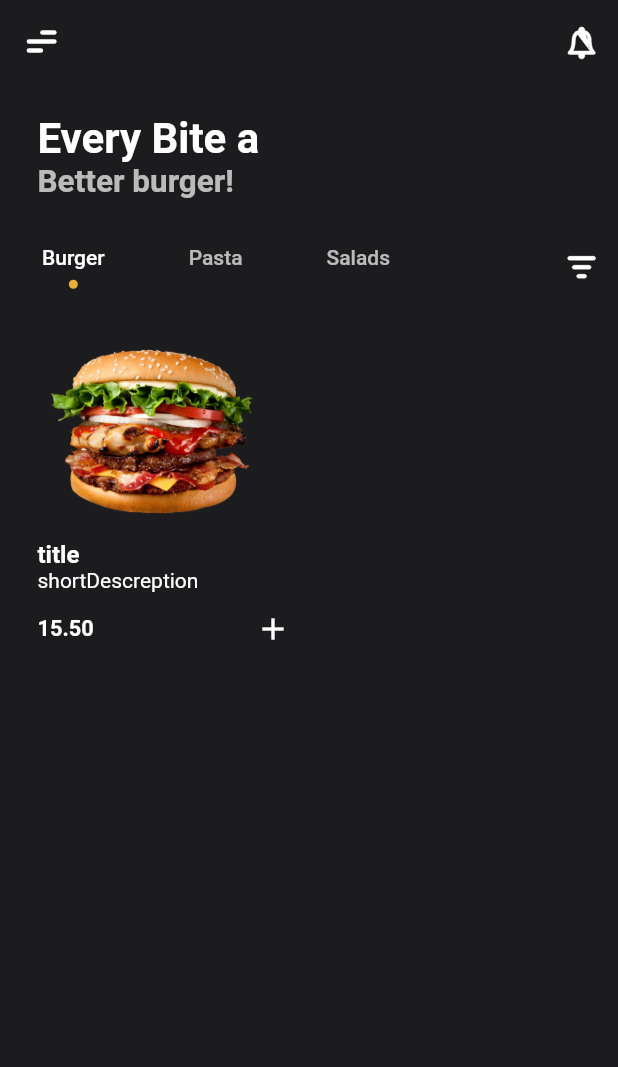
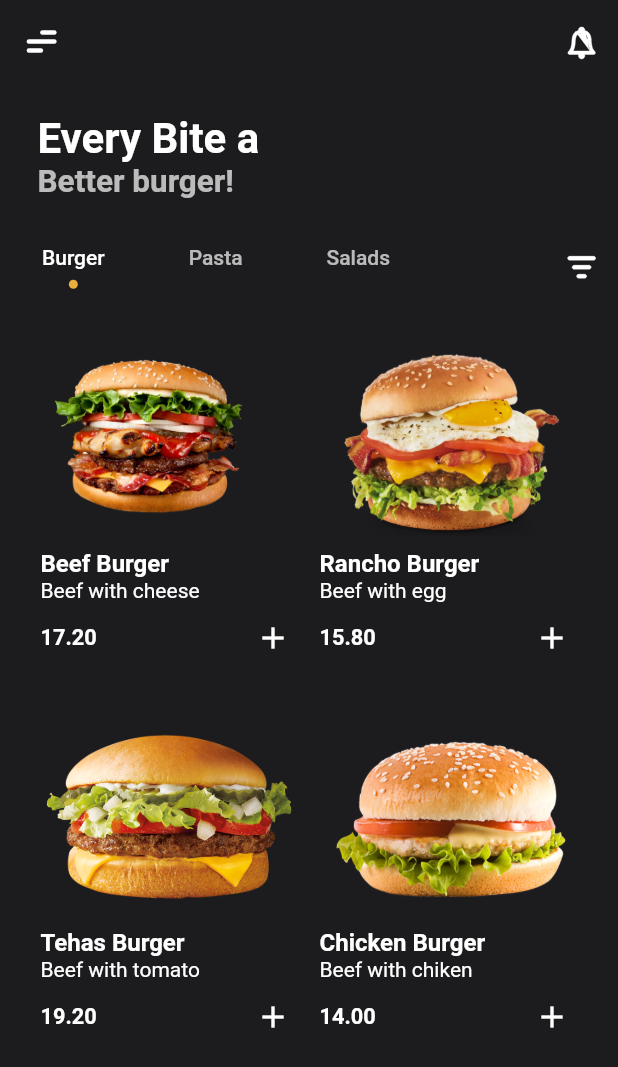
Before and after one commit to nesyou01/flutter_burger_app, a Flutter app: the screen it shows after launch, on a phone screen of 412 x 824 dp. Shown: the top 1067 px of the screen. Run offline on Flutter 3.47's test engine with Material 2 defaults, Android fonts, the phone set to English and light mode, and no system bars; our stand-ins replace flutter_svg.

Commit message:
Add products screen

```diff
--- a/lib/config/theme.dart
+++ b/lib/config/theme.dart
@@ -3,6 +3,21 @@ import 'package:flutter/material.dart';
 
 final ThemeData appTheme = ThemeData(
   brightness: Brightness.dark,
+  textButtonTheme: TextButtonThemeData(
+    style: TextButton.styleFrom(
+      primary: Colors.white,
+      backgroundColor: kBlackColor,
+      shape: CircleBorder(),
+    ),
+  ),
+  elevatedButtonTheme: ElevatedButtonThemeData(
+    style: ElevatedButton.styleFrom(
+      primary: Colors.transparent,
+      shadowColor: Colors.transparent,
+      shape: StadiumBorder(),
+    ),
+
+  ),
   scaffoldBackgroundColor: kDarkColor,
   appBarTheme: AppBarTheme(
     backgroundColor: kDarkColor,
@@ -13,10 +28,17 @@ final ThemeData appTheme = ThemeData(
       fontSize: 28,
       fontWeight: FontWeight.w700,
       color: Colors.white,
-    ),headline5: TextStyle(
+    ),
+    headline5: TextStyle(
       fontSize: 16,
       fontWeight: FontWeight.w700,
       color: Colors.white,
+    ),
+    headline6: TextStyle(
+      fontSize: 16,
+      fontWeight: FontWeight.w300,
+      color: Colors.white,
+      letterSpacing: 0.8,
     ),
     headline2: TextStyle(
       fontSize: 21,
--- a/lib/constants/colors.dart
+++ b/lib/constants/colors.dart
@@ -1,4 +1,5 @@
 import 'package:flutter/material.dart';
 
 const Color kDarkColor = Color(0xFF1C1C1F);
+const Color kBlackColor = Color(0xFF19191D);
 const Color kYellowColor = Color(0xFFE8AF3D);
--- a/lib/main.dart
+++ b/lib/main.dart
@@ -3,7 +3,7 @@ import 'package:flutter/services.dart';
 import 'config/theme.dart';
 import 'package:flutter/material.dart';
 
-import 'ui/screens/home/home_screen.dart';
+import 'ui/screens/home_screen.dart';
 
 void main() {
   SystemChrome.setSystemUIOverlayStyle(
--- a/lib/models/food_category_model.dart
+++ b/lib/models/food_category_model.dart
@@ -14,12 +14,37 @@ List<FoodCategory> food = [
   FoodCategory(
     meals: [
       Meal(
-        description: "description",
+        description:
+            "Irure exercitation occaecat ut est fugiat velit aliquip cupidatat enim ut irure nostrud do. Magna velit ipsum ut fugiat adipisicing cupidatat aute consequat id eu irure ad. Reprehenderit eiusmod ad .",
         cover: "test.png",
-        price: 15.5,
-        shortDescreption: "shortDescreption",
-        title: "title",
-      )
+        price: 17.2,
+        shortDescreption: "Beef with cheese",
+        title: "Beef Burger",
+      ),
+      Meal(
+        description:
+            "Irure exercitation occaecat ut est fugiat velit aliquip cupidatat enim ut irure nostrud do. Magna velit ipsum ut fugiat adipisicing cupidatat aute consequat id eu irure ad. Reprehenderit eiusmod ad .",
+        cover: "burger_1.png",
+        price: 15.8,
+        shortDescreption: "Beef with egg",
+        title: "Rancho Burger",
+      ),
+      Meal(
+        description:
+            "Irure exercitation occaecat ut est fugiat velit aliquip cupidatat enim ut irure nostrud do. Magna velit ipsum ut fugiat adipisicing cupidatat aute consequat id eu irure ad. Reprehenderit eiusmod ad .",
+        cover: "burger_2.png",
+        price: 19.2,
+        shortDescreption: "Beef with tomato",
+        title: "Tehas Burger",
+      ),
+      Meal(
+        description:
+            "Irure exercitation occaecat ut est fugiat velit aliquip cupidatat enim ut irure nostrud do. Magna velit ipsum ut fugiat adipisicing cupidatat aute consequat id eu irure ad. Reprehenderit eiusmod ad .",
+        cover: "burger.png",
+        price: 14,
+        shortDescreption: "Beef with chiken",
+        title: "Chicken Burger",
+      ),
     ],
     name: "Burger",
   ),
--- a/lib/ui/screens/home/home_screen.dart
+++ b/lib/ui/screens/home_screen.dart
@@ -1,7 +1,8 @@
+import 'package:burger/ui/screens/meal_screen.dart';
 import 'package:burger/ui/widgets/dot_indicator.dart';
 import 'package:burger/ui/widgets/meal_card.dart';
 
-import '../../../models/food_category_model.dart';
+import '../../models/food_category_model.dart';
 import 'package:flutter/material.dart';
 import 'package:flutter_svg/flutter_svg.dart';
 
@@ -49,28 +50,7 @@ class HomeScreen extends StatelessWidget {
                 ],
               ),
             ),
-            Row(
-              mainAxisAlignment: MainAxisAlignment.spaceBetween,
-              children: [
-                Theme(
-                  data: ThemeData(
-                    highlightColor: Colors.transparent,
-                    splashColor: Colors.transparent,
-                  ),
-                  child: TabBar(
-                    tabs: food.map((e) => Text(e.name)).toList(),
-                    indicator: DotIndicator(),
-                    indicatorWeight: 13,
-                    labelPadding: EdgeInsets.symmetric(horizontal: 28),
-                    isScrollable: true,
-                  ),
-                ),
-                IconButton(
-                  onPressed: () {},
-                  icon: SvgPicture.asset('assets/icons/filter.svg'),
-                ),
-              ],
-            ),
+            const TabBarItems(),
             Expanded(
               child: TabBarView(
                 physics: BouncingScrollPhysics(),
@@ -78,15 +58,30 @@ class HomeScreen extends StatelessWidget {
                   if (e.meals.isNotEmpty) {
                     return GridView.count(
                       physics: BouncingScrollPhysics(),
-                      padding: const EdgeInsets.symmetric(horizontal: 25)
+                      padding: const EdgeInsets.symmetric(horizontal: 20)
                           .copyWith(top: 15),
                       crossAxisCount: 2,
                       childAspectRatio: 0.8,
                       mainAxisSpacing: 20,
                       children: e.meals
                           .map(
-                            (e) => MealCard(
-                              meal: e,
+                            (e) => Material(
+                              color: Colors.transparent,
+                              child: InkWell(
+                                highlightColor: Colors.transparent,
+                                borderRadius: BorderRadius.circular(10),
+                                onTap: () => Navigator.push(
+                                  context,
+                                  MaterialPageRoute(
+                                    builder: (_) => MealScreen(
+                                      meal: e,
+                                    ),
+                                  ),
+                                ),
+                                child: MealCard(
+                                  meal: e,
+                                ),
+                              ),
                             ),
                           )
                           .toList(),
@@ -104,3 +99,35 @@ class HomeScreen extends StatelessWidget {
     );
   }
 }
+
+class TabBarItems extends StatelessWidget {
+  const TabBarItems({
+    Key? key,
+  }) : super(key: key);
+
+  @override
+  Widget build(BuildContext context) {
+    return Row(
+      mainAxisAlignment: MainAxisAlignment.spaceBetween,
+      children: [
+        Theme(
+          data: ThemeData(
+            highlightColor: Colors.transparent,
+            splashColor: Colors.transparent,
+          ),
+          child: TabBar(
+            tabs: food.map((e) => Text(e.name)).toList(),
+            indicator: DotIndicator(),
+            indicatorWeight: 13,
+            labelPadding: EdgeInsets.symmetric(horizontal: 28),
+            isScrollable: true,
+          ),
+        ),
+        IconButton(
+          onPressed: () {},
+          icon: SvgPicture.asset('assets/icons/filter.svg'),
+        ),
+      ],
+    );
+  }
+}
--- a/lib/ui/widgets/meal_card.dart
+++ b/lib/ui/widgets/meal_card.dart
@@ -13,8 +13,15 @@ class MealCard extends StatelessWidget {
       crossAxisAlignment: CrossAxisAlignment.start,
       children: [
         Expanded(
+          child: Padding(
+            padding: const EdgeInsets.all(8.0),
             child: Image.asset("assets/images/${meal.cover}"),
           ),
+        ),
+        Padding(
+          padding: const EdgeInsets.only(left: 7),
+          child: Wrap(
+            children: [
               Text(
                 meal.title,
                 style: Theme.of(context).textTheme.headline5,
@@ -37,6 +44,9 @@ class MealCard extends StatelessWidget {
                 ],
               ),
             ],
+          ),
+        ),
+      ],
     );
   }
 }
```
Also changed, not shown: lib/ui/screens/meal_screen.dart (added, +84 -0 lines), lib/ui/widgets/gradient_button.dart (added, +42 -0 lines), lib/ui/widgets/quantity_selector.dart (added, +36 -0 lines), assets/images/burger.png (added), assets/images/burger_1.png (added), assets/images/burger_2.png (added). Lines whose indentation alone changed are shown as unchanged.
